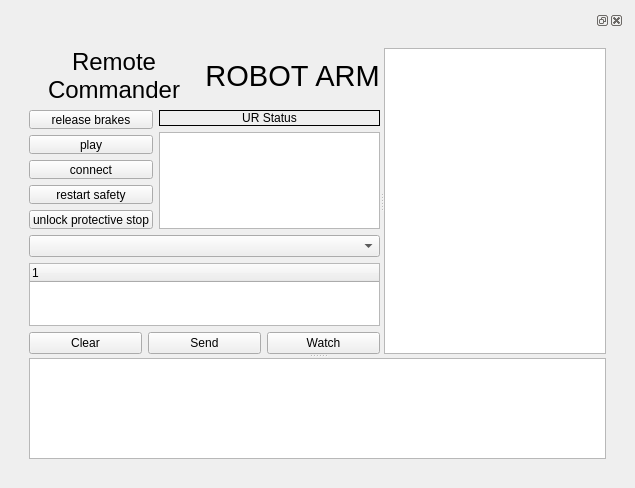
First picture: the form in ui/drt_ur_dock.ui, repository NASA-JSC-Robotics/drt_ur_gui, before the edit.
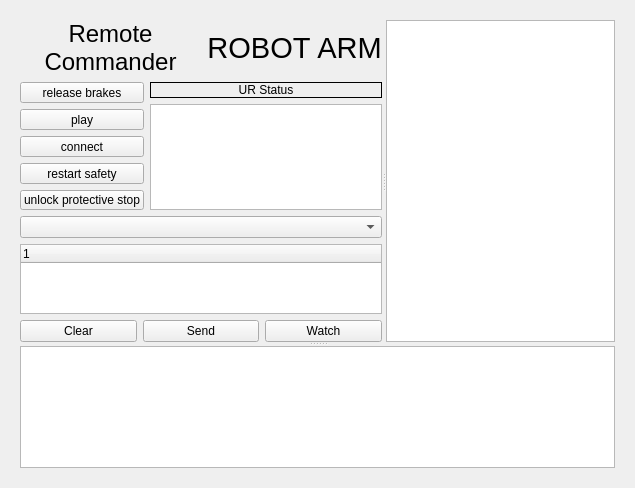
Second picture: the form after the edit.

Commit message: removed manual dockwidget from new ui

```diff
--- a/ui/drt_ur_dock.ui
+++ b/ui/drt_ur_dock.ui
@@ -15,10 +15,6 @@
   </property>
   <layout class="QGridLayout" name="gridLayout_3">
    <item row="0" column="0">
-    <widget class="QDockWidget" name="dockWidget">
-     <widget class="QWidget" name="dockWidgetContents">
-      <layout class="QGridLayout" name="gridLayout_2">
-       <item row="0" column="0">
         <layout class="QGridLayout" name="gridLayout">
          <item row="0" column="0">
           <widget class="QWidget" name="verticalWidget" native="true">
@@ -375,10 +371,6 @@
           </widget>
          </item>
         </layout>
-       </item>
-      </layout>
-     </widget>
-    </widget>
    </item>
   </layout>
  </widget>
```
Left out of the diff: 2 changed lines with no effect on the pictures. Lines whose indentation alone changed are shown as unchanged.
